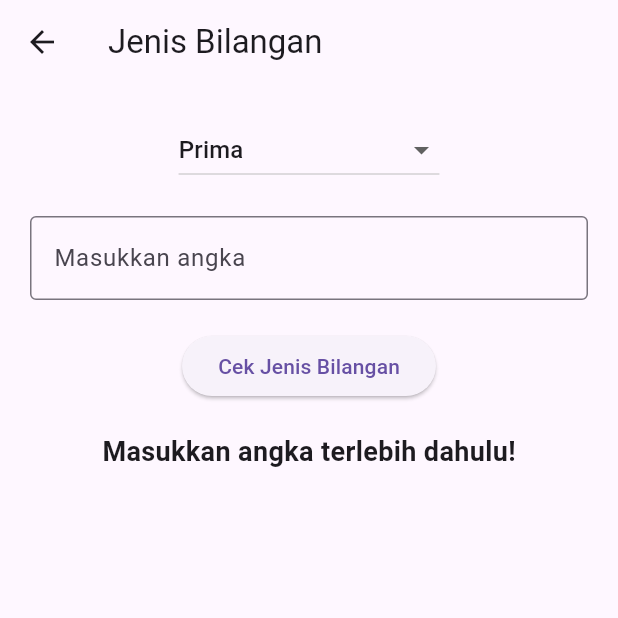
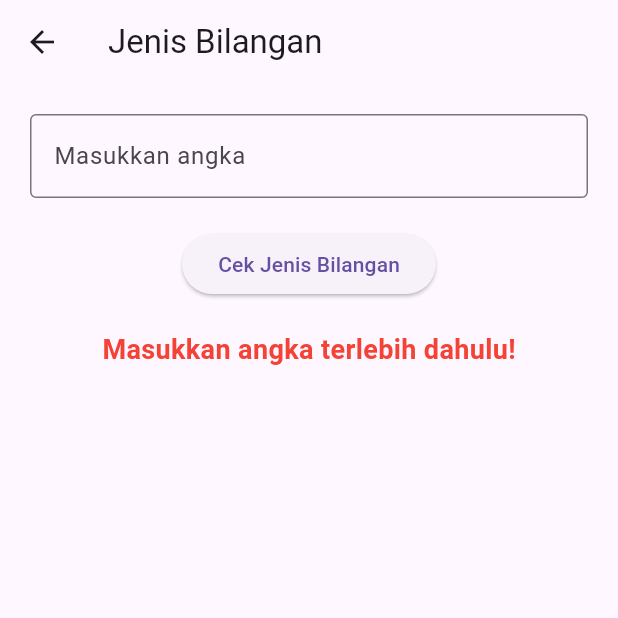
Before and after one commit to Maydamai03/Tugas3_TPM_017_101, a Flutter app: the JenisBilanganPage screen opened directly, after a tap on "Cek Jenis Bilangan", on a phone screen of 412 x 824 dp, the top half of it. Run offline on Flutter 3.47's test engine with Material 3 defaults, Android fonts, the phone set to English and light mode, and no system bars; our stand-ins replace geolocator, google_fonts, shared_preferences; accounts and stored records are empty.

Commit message:
update stopwatch & jenis bil

```diff
--- a/lib/daftar_anggota.dart
+++ b/lib/daftar_anggota.dart
@@ -46,14 +46,14 @@ class MemberPage extends StatelessWidget {
                   style: TextStyle(
                     fontWeight: FontWeight.bold,
                     color: Color.fromARGB(
-                        255, 81, 62, 100), // ← ubah warna font di sini
+                        255, 81, 62, 100),
                   ),
                 ),
                 subtitle: Text(
                   'NIM: ${member['nim']}',
                   style: TextStyle(
                     color: Color.fromARGB(
-                        255, 81, 62, 100), // ← ubah warna font di sini juga
+                        255, 81, 62, 100),
                   ),
                 ),
               ),
--- a/lib/jenis_bilangan.dart
+++ b/lib/jenis_bilangan.dart
@@ -1,4 +1,3 @@
-// lib/pages/jenis_bilangan_page.dart
 import 'package:flutter/material.dart';
 
 class JenisBilanganPage extends StatefulWidget {
@@ -8,21 +7,24 @@ class JenisBilanganPage extends StatefulWidget {
 
 class _JenisBilanganPageState extends State<JenisBilanganPage> {
   TextEditingController _controller = TextEditingController();
+
+  // Variabel hasil terpisah
   String _result = '';
-  String _selectedType = 'Prima';
+  String _primeResult = '';
+  String _decimalResult = '';
+  String _numberTypeResult = '';
+  String _cacahResult = '';
 
-  // Mengecek apakah angka adalah bilangan prima
+  // Cek bilangan prima
   bool _isPrime(int number) {
     if (number < 2) return false;
     for (int i = 2; i <= number ~/ 2; i++) {
-      if (number % i == 0) {
-        return false;
-      }
+      if (number % i == 0) return false;
     }
     return true;
   }
 
-  // Menentukan jenis bilangan (Bulat Positif, Negatif, Cacah)
+  // Jenis bilangan bulat
   String _getNumberType(int number) {
     if (number > 0) {
       return 'Bulat Positif';
@@ -33,14 +35,20 @@ class _JenisBilanganPageState extends State<JenisBilanganPage> {
     }
   }
 
-  // Menentukan apakah input adalah bilangan desimal
+  // Cek apakah desimal
   bool _isDecimal(String value) {
     return value.contains('.');
   }
 
+  // Proses pengecekan
   void _checkNumber() {
     setState(() {
       _result = '';
+      _primeResult = '';
+      _decimalResult = '';
+      _numberTypeResult = '';
+      _cacahResult = '';
+
       String inputText = _controller.text;
 
       if (inputText.isEmpty) {
@@ -48,38 +56,49 @@ class _JenisBilanganPageState extends State<JenisBilanganPage> {
         return;
       }
 
-      double inputValue = double.tryParse(inputText) ?? 0;
-      int intValue = inputValue.toInt();
+      double? inputValue = double.tryParse(inputText);
+      if (inputValue == null) {
+        _result = 'Input tidak valid!';
+        return;
+      }
 
-      switch (_selectedType) {
-        case 'Prima':
-          if (_isPrime(intValue)) {
-            _result = '$intValue adalah bilangan Prima';
-          } else {
-            _result = '$intValue bukan bilangan Prima';
-          }
-          break;
-        case 'Decimal':
-          if (_isDecimal(inputText)) {
-            _result = '$inputText adalah bilangan Decimal';
-          } else {
-            _result = '$inputText bukan bilangan Decimal';
-          }
-          break;
-        case 'Bulat Positif/Negatif':
-          _result = 'Jenis Bilangan: ${_getNumberType(intValue)}';
-          break;
-        case 'Cacah':
-          if (intValue >= 0) {
-            _result = '$intValue adalah bilangan Cacah';
-          } else {
-            _result = '$intValue bukan bilangan Cacah';
-          }
-          break;
-        default:
-          _result = 'Pilih jenis bilangan terlebih dahulu';
-      }
+      // Proses masing-masing hasil
+      _primeResult = inputValue % 1 == 0 && _isPrime(inputValue.toInt())
+          ? '$inputValue adalah bilangan Prima'
+          : '$inputValue bukan bilangan Prima';
+
+      _decimalResult = _isDecimal(inputText)
+          ? '$inputText adalah bilangan Desimal'
+          : '$inputText bukan bilangan Desimal';
+
+      _numberTypeResult = inputValue % 1 == 0
+          ? 'Jenis Bilangan: ${_getNumberType(inputValue.toInt())}'
+          : 'Jenis Bilangan: Desimal';
+
+      _cacahResult = inputValue % 1 == 0 && inputValue >= 0
+          ? '$inputValue adalah bilangan Cacah'
+          : '$inputValue bukan bilangan Cacah';
     });
+  }
+
+  // Widget hasil tampilan baris per baris
+  Widget _buildResultRow(String text) {
+    return Padding(
+      padding: const EdgeInsets.symmetric(vertical: 8.0),
+      child: Row(
+        crossAxisAlignment: CrossAxisAlignment.start,
+        children: [
+          Icon(Icons.info_outline, size: 24, color: Colors.blue), // Ikon seragam
+          SizedBox(width: 10),
+          Expanded(
+            child: Text(
+              text,
+              style: TextStyle(fontSize: 16, fontWeight: FontWeight.w500),
+            ),
+          ),
+        ],
+      ),
+    );
   }
 
   @override
@@ -92,30 +111,7 @@ class _JenisBilanganPageState extends State<JenisBilanganPage> {
         padding: const EdgeInsets.all(20.0),
         child: Column(
           children: [
-            // Dropdown untuk memilih jenis bilangan
-            DropdownButton<String>(
-              value: _selectedType,
-              items: [
-                'Prima',
-                'Decimal',
-                'Bulat Positif/Negatif',
-                'Cacah'
-              ].map((String type) {
-                return DropdownMenuItem<String>(
-                  value: type,
-                  child: Text(type),
-                );
-              }).toList(),
-              onChanged: (String? newValue) {
-                setState(() {
-                  _selectedType = newValue!;
-                  _result = ''; // Reset result ketika jenis bilangan diubah
-                });
-              },
-            ),
-            SizedBox(height: 20),
-
-            // Input field untuk angka
+            // Input angka
             TextField(
               controller: _controller,
               keyboardType: TextInputType.numberWithOptions(decimal: true),
@@ -126,7 +122,7 @@ class _JenisBilanganPageState extends State<JenisBilanganPage> {
             ),
             SizedBox(height: 20),
 
-            // Tombol untuk mengecek jenis bilangan
+            // Tombol cek
             ElevatedButton(
               onPressed: _checkNumber,
               child: Text('Cek Jenis Bilangan'),
@@ -134,10 +130,28 @@ class _JenisBilanganPageState extends State<JenisBilanganPage> {
             SizedBox(height: 20),
 
             // Menampilkan hasil
-            Text(
-              _result,
-              style: TextStyle(fontSize: 18, fontWeight: FontWeight.bold),
-            ),
+            _result.isNotEmpty
+                ? Text(
+                    _result,
+                    style: TextStyle(
+                      fontSize: 18,
+                      fontWeight: FontWeight.bold,
+                      color: Colors.red,
+                    ),
+                  )
+                : Column(
+                    crossAxisAlignment: CrossAxisAlignment.start,
+                    children: [
+                      if (_primeResult.isNotEmpty)
+                        _buildResultRow('Bilangan Prima: $_primeResult'),
+                      if (_decimalResult.isNotEmpty)
+                        _buildResultRow('Bilangan Desimal: $_decimalResult'),
+                      if (_numberTypeResult.isNotEmpty)
+                        _buildResultRow('Jenis Bilangan: $_numberTypeResult'),
+                      if (_cacahResult.isNotEmpty)
+                        _buildResultRow('Bilangan Cacah: $_cacahResult'),
+                    ],
+                  ),
           ],
         ),
       ),
```
Also changed, not shown: lib/stopwatch.dart (+43 -10 lines).
